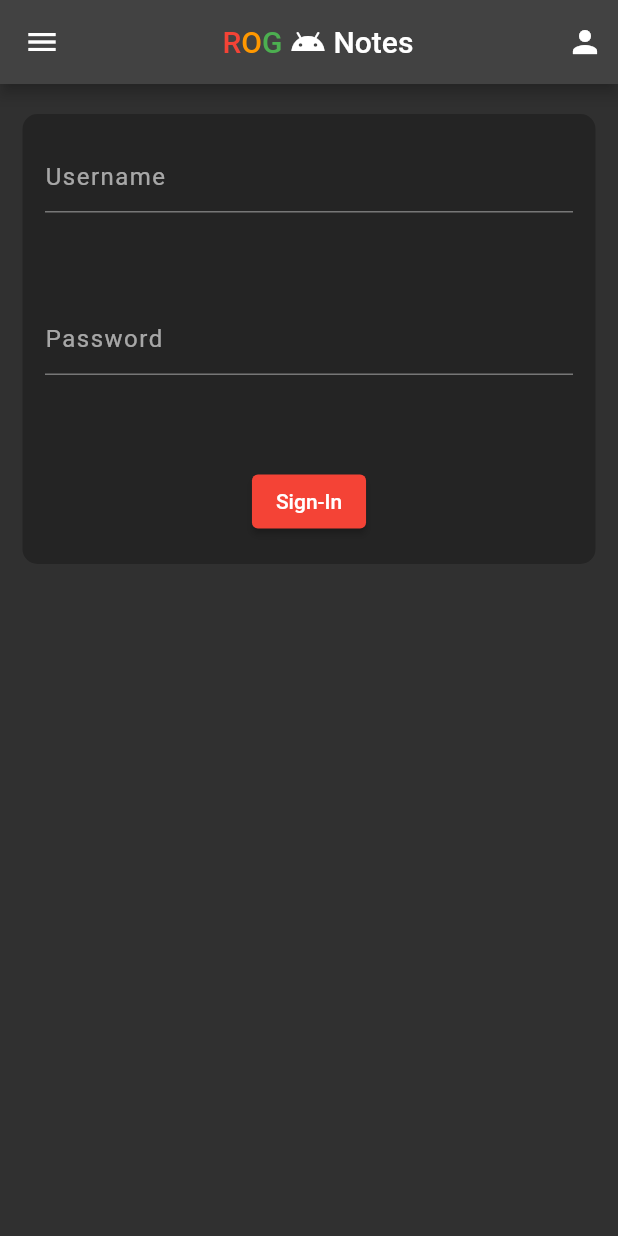
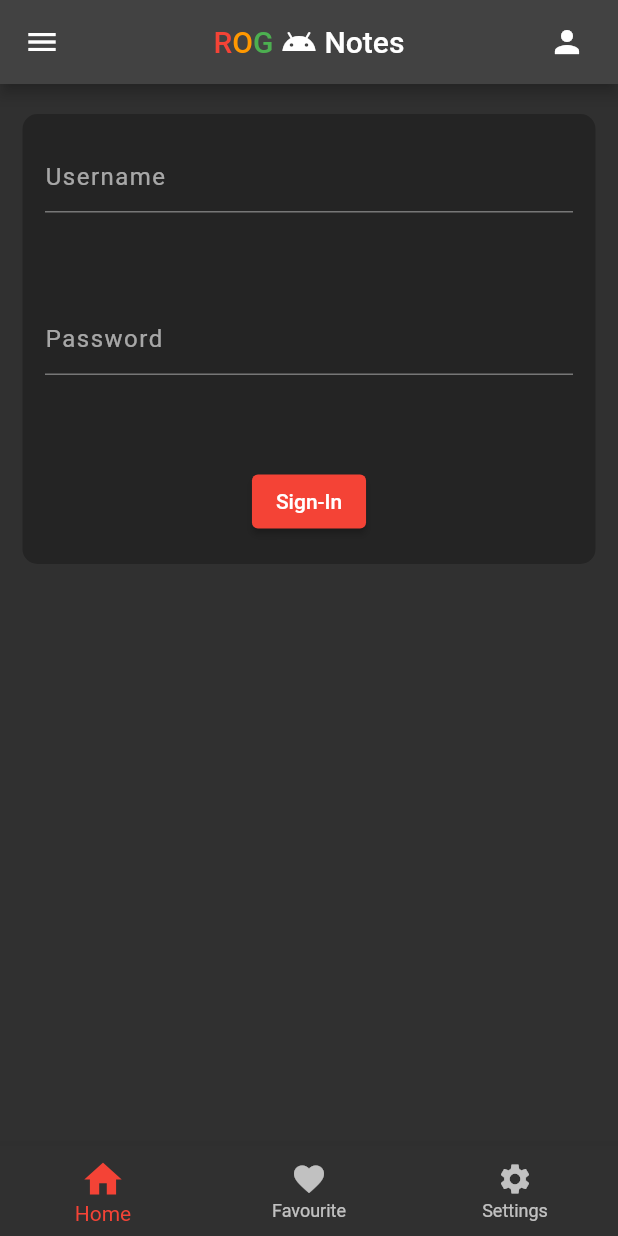
Before and after one commit to TITAN017/Notes_App, a Flutter app: the screen it shows after launch, after a tap on "Sign-In", on a phone screen of 412 x 824 dp. Run offline on Flutter 3.47's test engine with Material 2 defaults, Android fonts, the phone set to English and light mode, and no system bars; our stand-ins replace firebase_auth, firebase_core, google_fonts; accounts and stored records are empty; network calls fail; Roboto replaces fonts that are missing (Acme).

```diff
--- /dev/null
+++ b/lib/screens/auth/authenticate.dart
@@ -0,0 +1,35 @@
+import 'package:flutter/material.dart';
+import 'package:notes/screens/auth/register.dart';
+import 'package:notes/screens/auth/signIn.dart';
+
+class Authenticate extends StatefulWidget {
+  const Authenticate({Key? key}) : super(key: key);
+
+  @override
+  State<Authenticate> createState() => _AuthenticateState();
+}
+
+class _AuthenticateState extends State<Authenticate> {
+  bool toggle = true;
+
+  void toggleForm() {
+    setState(
+      () {
+        toggle = !toggle;
+      },
+    );
+  }
+
+  @override
+  Widget build(BuildContext context) {
+    if (toggle) {
+      return SignIn(
+        toggle: toggleForm,
+      );
+    } else {
+      return Register(
+        toggle: toggleForm,
+      );
+    }
+  }
+}
--- a/lib/screens/auth/signIn.dart
+++ b/lib/screens/auth/signIn.dart
@@ -9,7 +9,9 @@ import 'package:notes/utils/app_drawer.dart';
 // ignore_for_file: unused_field
 
 class SignIn extends StatefulWidget {
-  const SignIn({Key? key}) : super(key: key);
+  final VoidCallback? toggle;
+
+  const SignIn({this.toggle});
 
   @override
   State<SignIn> createState() => _SignInState();
@@ -17,7 +19,7 @@ class SignIn extends StatefulWidget {
 
 class _SignInState extends State<SignIn> {
   //sigin widget with email and password
-
+  int _bottomBarIndex = 0;
   String _user = '';
   String _password = '';
 
@@ -68,7 +70,12 @@ class _SignInState extends State<SignIn> {
             padding: EdgeInsets.symmetric(
               horizontal: 10,
             ),
-            child: Icon(Icons.person),
+            child: IconButton(
+              icon: Icon(
+                Icons.person,
+              ),
+              onPressed: widget.toggle,
+            ),
           ),
         ],
       ),
@@ -118,9 +125,8 @@ class _SignInState extends State<SignIn> {
                 style: ButtonStyle(
                   backgroundColor: MaterialStateProperty.all(Colors.red),
                 ),
-                onPressed: () {
-                  print(_user);
-                  print(_password);
+                onPressed: () async {
+                  await _auth.signin();
                 },
                 child: Text(
                   'Sign-In',
@@ -130,6 +136,34 @@ class _SignInState extends State<SignIn> {
           ),
         ),
       ),
+      bottomNavigationBar: BottomNavigationBar(
+        selectedIconTheme: IconThemeData(
+          color: Colors.red,
+          size: 30,
+        ),
+        selectedItemColor: Colors.red,
+        currentIndex: _bottomBarIndex,
+        onTap: (index) {
+          setState(() {
+            _bottomBarIndex = index;
+          });
+          //print(index);
+        },
+        items: [
+          BottomNavigationBarItem(
+            icon: Icon(Icons.home),
+            label: 'Home',
+          ),
+          BottomNavigationBarItem(
+            icon: Icon(Icons.favorite),
+            label: 'Favourite',
+          ),
+          BottomNavigationBarItem(
+            icon: Icon(Icons.settings),
+            label: 'Settings',
+          ),
+        ],
+      ),
     );
   }
 }
--- a/lib/screens/wrapper.dart
+++ b/lib/screens/wrapper.dart
@@ -1,7 +1,6 @@
 import 'package:flutter/material.dart';
 import 'package:notes/models/user_model.dart';
-import 'package:notes/screens/auth/signInAnon.dart';
-import 'package:notes/screens/auth/signin.dart';
+import 'package:notes/screens/auth/authenticate.dart';
 import 'package:notes/screens/home/homepage.dart';
 import 'package:provider/provider.dart';
 
@@ -19,6 +18,6 @@ class Wrapper extends StatelessWidget {
     final user = Provider.of<MyUser?>(context);
     print(user);
 
-    return user != null ? HomePage() : SignIn();
+    return user != null ? HomePage() : Authenticate();
   }
 }
```
Also changed, not shown: lib/screens/auth/register.dart (+16 -7 lines).
